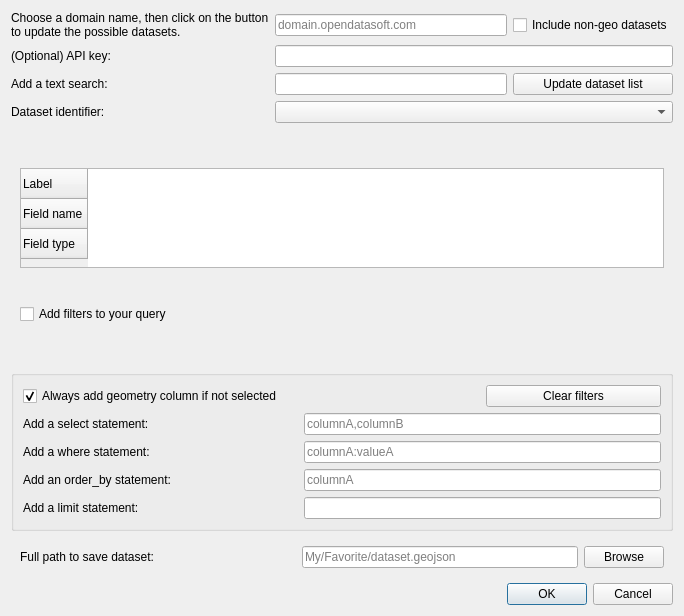
This is plugin_dialog.ui in opendatasoft/qgis-ods-plugin as Qt 5 draws it before an edit. The edited form follows.
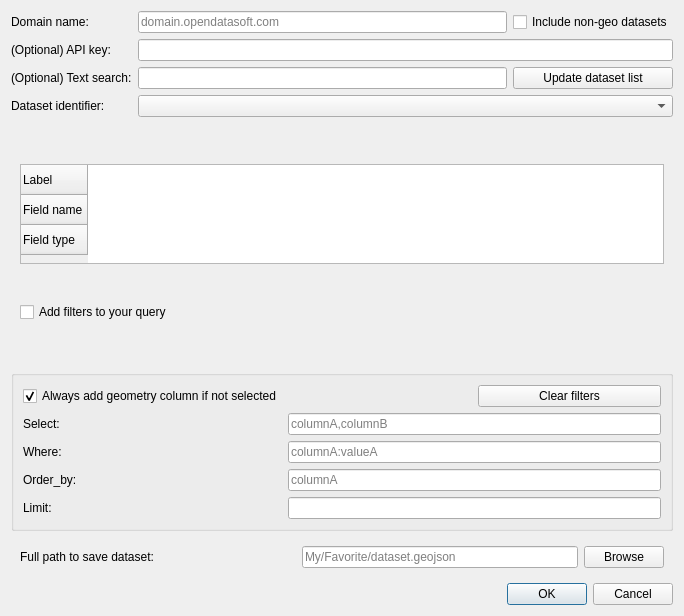
This is the edited form.

Commit message: shorter and thus esaier texts to read

Patch:
```diff
--- a/plugin_dialog.ui
+++ b/plugin_dialog.ui
@@ -30,8 +30,7 @@
    <item row="0" column="0">
     <widget class="QLabel" name="domainLabel">
      <property name="text">
-      <string>Choose a domain name, then click on the button 
-to update the possible datasets.</string>
+      <string>Domain name:</string>
      </property>
     </widget>
    </item>
@@ -92,7 +91,7 @@
    <item row="2" column="0">
     <widget class="QLabel" name="textSearchLabel">
      <property name="text">
-      <string>Add a text search:</string>
+      <string>(Optional) Text search:</string>
      </property>
     </widget>
    </item>
@@ -148,7 +147,7 @@
       <item row="3" column="0">
        <widget class="QLabel" name="orderByLabel">
         <property name="text">
-         <string>Add an order_by statement:                                      </string>
+         <string>Order_by:</string>
         </property>
        </widget>
       </item>
@@ -171,21 +170,21 @@
          <number>1</number>
         </property>
         <property name="text">
-         <string>Add a limit statement:</string>
+         <string>Limit:</string>
         </property>
        </widget>
       </item>
       <item row="1" column="0">
        <widget class="QLabel" name="selectLabel">
         <property name="text">
-         <string>Add a select statement:</string>
+         <string>Select:</string>
         </property>
        </widget>
       </item>
       <item row="2" column="0">
        <widget class="QLabel" name="whereLabel">
         <property name="text">
-         <string>Add a where statement:</string>
+         <string>Where:</string>
         </property>
        </widget>
       </item>
```
